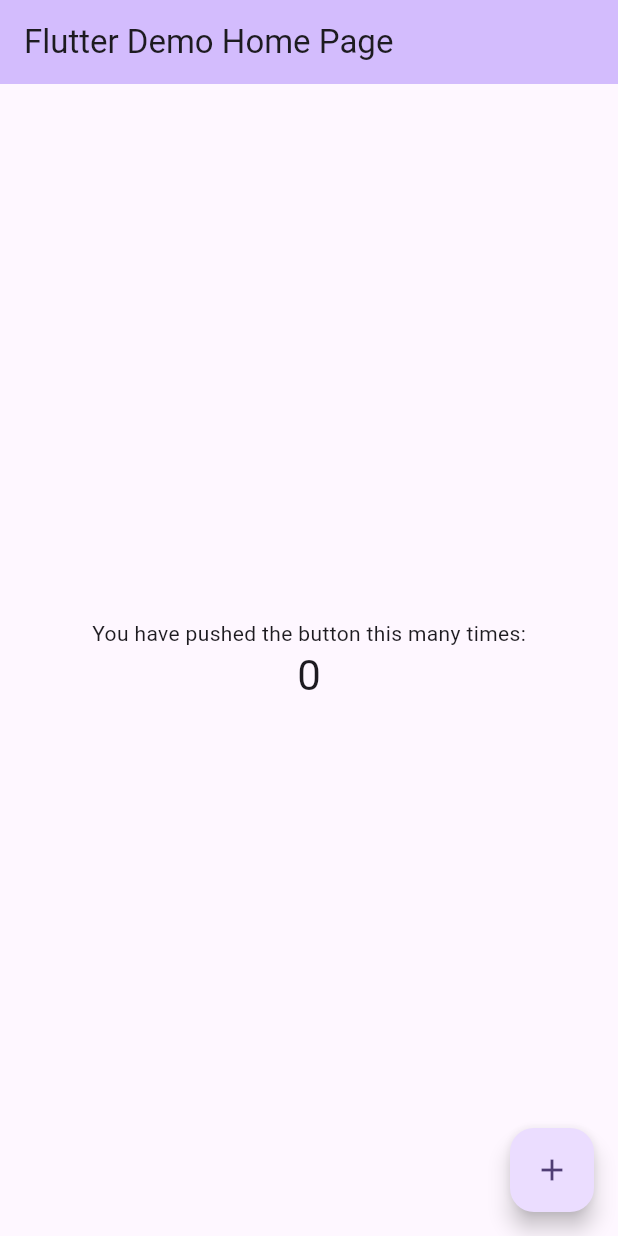
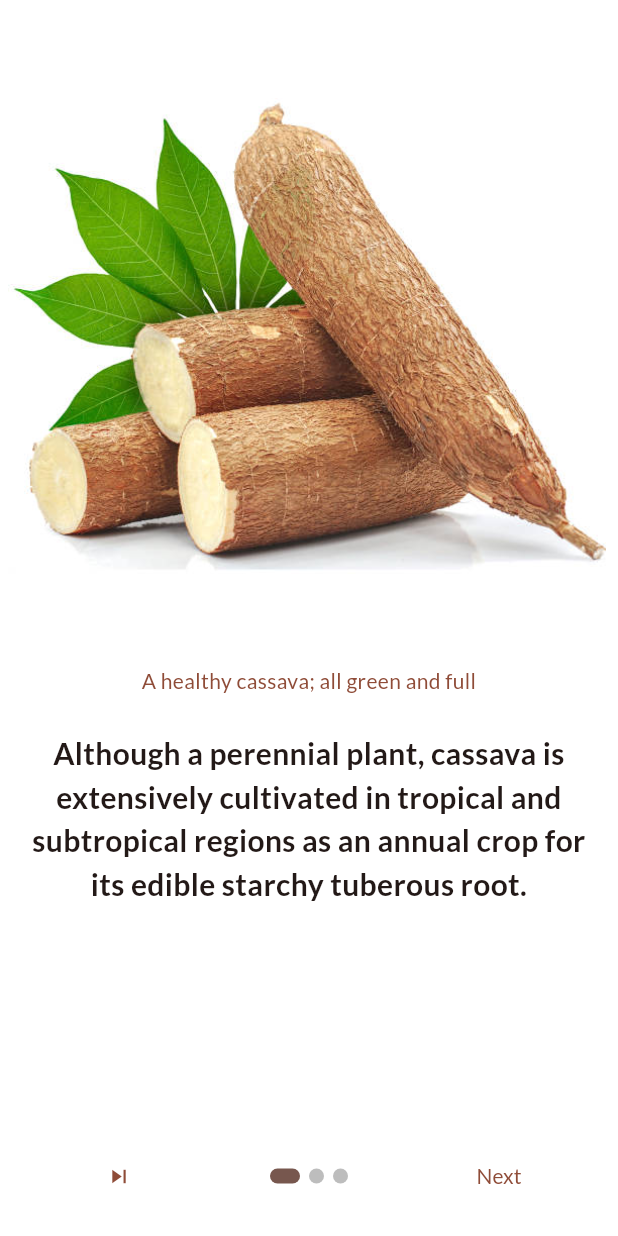
Before and after one commit to Chi-naza/e_diagnoser, a Flutter app: the screen it shows after launch, on a phone screen of 412 x 824 dp. Run offline on Flutter 3.47's test engine with Material 3 defaults, Android fonts, the phone set to English and light mode, and no system bars; drawn by our look-alikes of introduction_screen; our stand-ins replace google_fonts, image_picker; missing offline and left inert: google_mlkit_image_labeling.

Commit message:
Added all the required data for e-diagnoser

```diff
--- /dev/null
+++ b/assets/ml/labels.txt
@@ -0,0 +1,4 @@
+0 Banana
+1 Apple
+2 Tomato
+3 BadTomato
--- a/lib/main.dart
+++ b/lib/main.dart
@@ -1,4 +1,6 @@
+import 'package:e_diagnoser/onboarding/onboarding_screen.dart';
 import 'package:flutter/material.dart';
+import 'package:google_fonts/google_fonts.dart';
 
 void main() {
   runApp(const MyApp());
@@ -11,112 +13,13 @@ class MyApp extends StatelessWidget {
   @override
   Widget build(BuildContext context) {
     return MaterialApp(
-      title: 'Flutter Demo',
+      title: 'Disease Detector',
       theme: ThemeData(
-        // This is the theme of your application.
-        //
-        // TRY THIS: Try running your application with "flutter run". You'll see
-        // the application has a purple toolbar. Then, without quitting the app,
-        // try changing the seedColor in the colorScheme below to Colors.green
-        // and then invoke "hot reload" (save your changes or press the "hot
-        // reload" button in a Flutter-supported IDE, or press "r" if you used
-        // the command line to start the app).
-        //
-        // Notice that the counter didn't reset back to zero; the application
-        // state is not lost during the reload. To reset the state, use hot
-        // restart instead.
-        //
-        // This works for code too, not just values: Most code changes can be
-        // tested with just a hot reload.
-        colorScheme: ColorScheme.fromSeed(seedColor: Colors.deepPurple),
+        colorScheme: ColorScheme.fromSeed(seedColor: Colors.deepOrange),
+        fontFamily: GoogleFonts.lato().fontFamily,
+        useMaterial3: true,
       ),
-      home: const MyHomePage(title: 'Flutter Demo Home Page'),
+      home: const OnboardingScreen(),
     );
   }
 }
-
-class MyHomePage extends StatefulWidget {
-  const MyHomePage({super.key, required this.title});
-
-  // This widget is the home page of your application. It is stateful, meaning
-  // that it has a State object (defined below) that contains fields that affect
-  // how it looks.
-
-  // This class is the configuration for the state. It holds the values (in this
-  // case the title) provided by the parent (in this case the App widget) and
-  // used by the build method of the State. Fields in a Widget subclass are
-  // always marked "final".
-
-  final String title;
-
-  @override
-  State<MyHomePage> createState() => _MyHomePageState();
-}
-
-class _MyHomePageState extends State<MyHomePage> {
-  int _counter = 0;
-
-  void _incrementCounter() {
-    setState(() {
-      // This call to setState tells the Flutter framework that something has
-      // changed in this State, which causes it to rerun the build method below
-      // so that the display can reflect the updated values. If we changed
-      // _counter without calling setState(), then the build method would not be
-      // called again, and so nothing would appear to happen.
-      _counter++;
-    });
-  }
-
-  @override
-  Widget build(BuildContext context) {
-    // This method is rerun every time setState is called, for instance as done
-    // by the _incrementCounter method above.
-    //
-    // The Flutter framework has been optimized to make rerunning build methods
-    // fast, so that you can just rebuild anything that needs updating rather
-    // than having to individually change instances of widgets.
-    return Scaffold(
-      appBar: AppBar(
-        // TRY THIS: Try changing the color here to a specific color (to
-        // Colors.amber, perhaps?) and trigger a hot reload to see the AppBar
-        // change color while the other colors stay the same.
-        backgroundColor: Theme.of(context).colorScheme.inversePrimary,
-        // Here we take the value from the MyHomePage object that was created by
-        // the App.build method, and use it to set our appbar title.
-        title: Text(widget.title),
-      ),
-      body: Center(
-        // Center is a layout widget. It takes a single child and positions it
-        // in the middle of the parent.
-        child: Column(
-          // Column is also a layout widget. It takes a list of children and
-          // arranges them vertically. By default, it sizes itself to fit its
-          // children horizontally, and tries to be as tall as its parent.
-          //
-          // Column has various properties to control how it sizes itself and
-          // how it positions its children. Here we use mainAxisAlignment to
-          // center the children vertically; the main axis here is the vertical
-          // axis because Columns are vertical (the cross axis would be
-          // horizontal).
-          //
-          // TRY THIS: Invoke "debug painting" (choose the "Toggle Debug Paint"
-          // action in the IDE, or press "p" in the console), to see the
-          // wireframe for each widget.
-          mainAxisAlignment: MainAxisAlignment.center,
-          children: <Widget>[
-            const Text('You have pushed the button this many times:'),
-            Text(
-              '$_counter',
-              style: Theme.of(context).textTheme.headlineMedium,
-            ),
-          ],
-        ),
-      ),
-      floatingActionButton: FloatingActionButton(
-        onPressed: _incrementCounter,
-        tooltip: 'Increment',
-        child: const Icon(Icons.add),
-      ), // This trailing comma makes auto-formatting nicer for build methods.
-    );
-  }
-}
--- /dev/null
+++ b/lib/onboarding/onboarding_screen.dart
@@ -0,0 +1,91 @@
+import 'package:e_diagnoser/core/capture_main_screen.dart';
+import 'package:flutter/material.dart';
+import 'package:introduction_screen/introduction_screen.dart';
+
+class OnboardingScreen extends StatefulWidget {
+  const OnboardingScreen({super.key});
+
+  @override
+  State<OnboardingScreen> createState() => _OnboardingScreenState();
+}
+
+class _OnboardingScreenState extends State<OnboardingScreen> {
+  @override
+  Widget build(BuildContext context) {
+    return IntroductionScreen(
+      globalBackgroundColor: Colors.white,
+      bodyPadding: EdgeInsets.only(top: 60),
+      pages: [
+        PageViewModel(
+          title: "A healthy cassava; all green and full",
+          body:
+              "Although a perennial plant, cassava is extensively cultivated in tropical and subtropical regions as an annual crop for its edible starchy tuberous root.",
+          image: Center(child: Image.asset("assets/images/cassava.jpg")),
+          decoration: PageDecoration(
+            titleTextStyle: TextStyle(
+              color: Theme.of(context).colorScheme.primary,
+            ),
+            bodyTextStyle: const TextStyle(
+              fontWeight: FontWeight.w700,
+              fontSize: 20.0,
+            ),
+          ),
+        ),
+        PageViewModel(
+          title: "A healthy potato; fleshy and strong",
+          body:
+              "Potatoes are underground tubers of the plant Solanum tuberosum, a perennial in the nightshade family Solanaceae.",
+          image: Center(child: Image.asset("assets/images/potato.jpg")),
+          decoration: PageDecoration(
+            titleTextStyle: TextStyle(
+              color: Theme.of(context).colorScheme.primary,
+            ),
+            bodyTextStyle: const TextStyle(
+              fontWeight: FontWeight.w700,
+              fontSize: 20.0,
+            ),
+          ),
+        ),
+        PageViewModel(
+          title: "A healthy yam is what this represents",
+          body:
+              "Yams are perennial herbaceous vines native to Africa, Asia, and the Americas and cultivated for the consumption of their starchy tubers",
+          image: Center(child: Image.asset("assets/images/yam.png")),
+          decoration: PageDecoration(
+            titleTextStyle: TextStyle(
+              color: Theme.of(context).colorScheme.primary,
+            ),
+            bodyTextStyle: const TextStyle(
+              fontWeight: FontWeight.w700,
+              fontSize: 20.0,
+            ),
+          ),
+        ),
+      ],
+      showSkipButton: true,
+      skip: const Icon(Icons.skip_next),
+      next: const Text("Next"),
+      done: const Text("Done", style: TextStyle(fontWeight: FontWeight.w700)),
+      onDone: () {
+        Navigator.of(context).pushReplacement(
+          MaterialPageRoute(builder: (_) => const CaptureMainScreen()),
+        );
+      },
+      onSkip: () {
+        Navigator.of(context).pushReplacement(
+          MaterialPageRoute(builder: (_) => const CaptureMainScreen()),
+        );
+      },
+      dotsDecorator: DotsDecorator(
+        size: const Size.square(10.0),
+        activeSize: const Size(20.0, 10.0),
+        activeColor: Theme.of(context).colorScheme.secondary,
+        color: Colors.black26,
+        spacing: const EdgeInsets.symmetric(horizontal: 3.0),
+        activeShape: RoundedRectangleBorder(
+          borderRadius: BorderRadius.circular(25.0),
+        ),
+      ),
+    );
+  }
+}
```
Also changed, not shown: lib/core/capture_main_screen.dart (added, +221 -0 lines), lib/widgets/text_n_value_widget.dart (added, +39 -0 lines), pubspec.yaml (+21 -66 lines), assets/images/cassava.jpg (added), assets/images/imgno.png (added), assets/images/noimage.png (added), assets/images/playstore.png (added), assets/images/potato.jpg (added), assets/images/yam.png (added), pubspec.lock, 55 other files.
